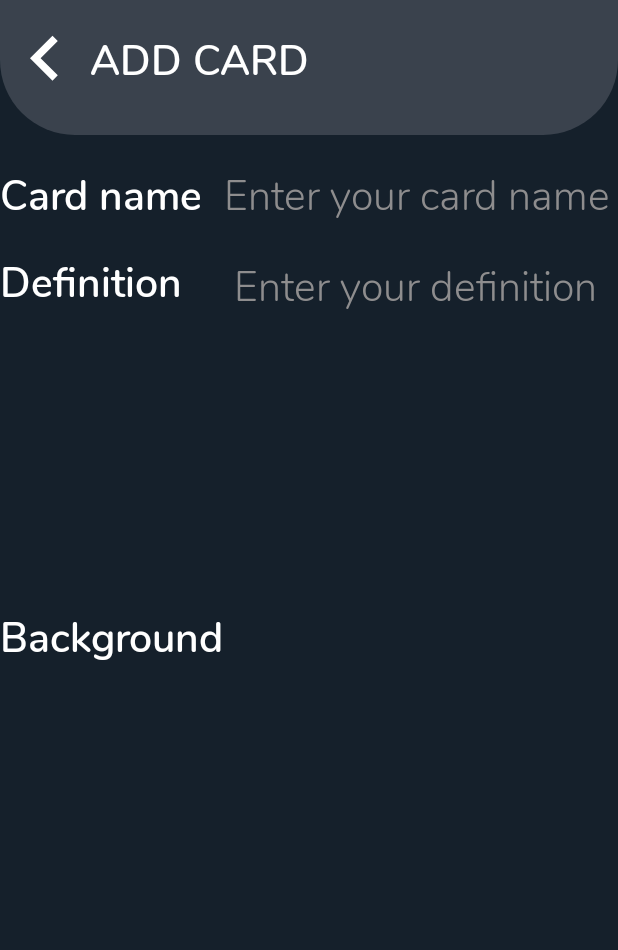
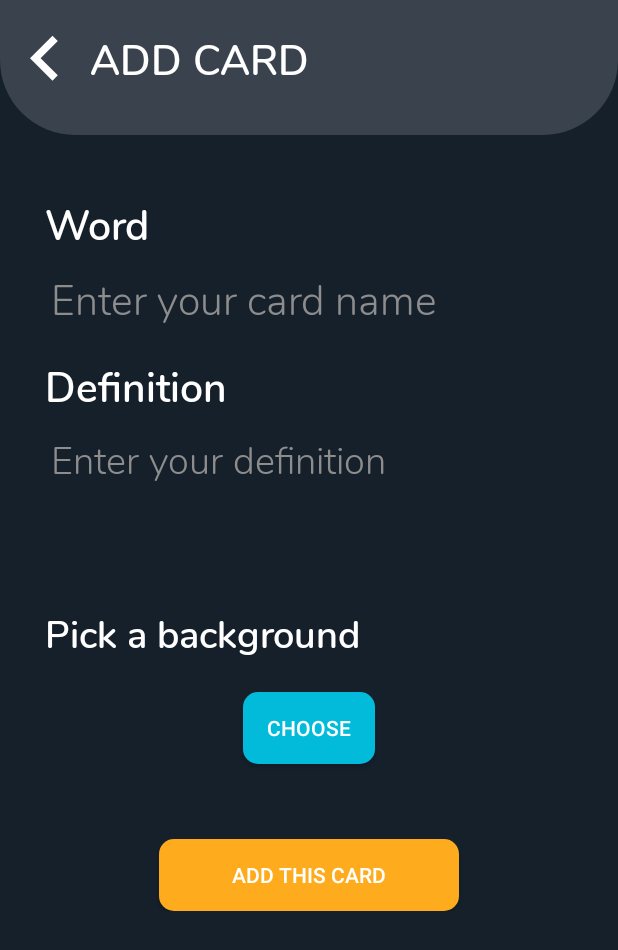
Before and after one commit to ghosthunterk/cardie, an Android app: the AddCard screen opened directly, with no data from a screen before it, on a phone screen of 412 x 824 dp. Shown: the top 950 px of the screen. Run offline under Robolectric (Android 15) with nearby library versions, the phone set to English and light mode, and no system bars; 1 statement that could not run was skipped.

Commit message:
add "Add Card" feature

```diff
--- a/Cardie/app/src/main/java/com/example/cardie/AddCard.java
+++ b/Cardie/app/src/main/java/com/example/cardie/AddCard.java
@@ -2,13 +2,66 @@ package com.example.cardie;
 
 import androidx.appcompat.app.AppCompatActivity;
 
+import android.content.Intent;
 import android.os.Bundle;
+import android.view.View;
+import android.widget.Button;
+import android.widget.EditText;
+import android.widget.Toast;
+
+import com.example.cardie.Models.Card;
+import com.example.cardie.RetrofitClient.API;
+import com.example.cardie.RetrofitClient.RetrofitClient;
+
+import java.util.List;
+
+import retrofit2.Call;
+import retrofit2.Callback;
+import retrofit2.Response;
+import retrofit2.Retrofit;
 
 public class AddCard extends AppCompatActivity {
 
+    EditText cardName;
+    EditText cardDescription;
+    Button addBtn;
     @Override
     protected void onCreate(Bundle savedInstanceState) {
         super.onCreate(savedInstanceState);
         setContentView(R.layout.activity_add_card);
+        cardName = findViewById(R.id.add_card_name);
+        cardDescription = findViewById(R.id.add_card_definition);
+        addBtn = findViewById(R.id.addBtn);
+        Intent intent = this.getIntent();
+        final String ParentSet = intent.getExtras().getString("SetName");
+        addBtn.setOnClickListener(new View.OnClickListener() {
+            @Override
+            public void onClick(View v) {
+                Card newCard = new Card(null,
+                        cardName.getText().toString(),
+                        cardDescription.getText().toString(),
+                        ParentSet,"");
+                Toast.makeText(AddCard.this,newCard.getCardWord(),Toast.LENGTH_SHORT).show();
+                addCardToDatabase(newCard);
+            }
+        });
+    }
+
+    private void addCardToDatabase(Card newCard) {
+
+        Retrofit retrofit = RetrofitClient.getInstance();
+        API api = retrofit.create(API.class);
+        Call<Card> call = api.addCard(newCard.getCardWord(),newCard.getCardDefinition(),newCard.getCardImageUrl(),newCard.getCardType());
+        call.enqueue(new Callback<Card>() {
+            @Override
+            public void onResponse(Call<Card> call, Response<Card> response) {
+                Toast.makeText(AddCard.this,"Add Successfully",Toast.LENGTH_SHORT).show();
+            }
+
+            @Override
+            public void onFailure(Call<Card> call, Throwable t) {
+                Toast.makeText(AddCard.this,t.getMessage(),Toast.LENGTH_SHORT).show();
+            }
+        });
     }
 }
--- a/Cardie/app/src/main/java/com/example/cardie/Models/Card.java
+++ b/Cardie/app/src/main/java/com/example/cardie/Models/Card.java
@@ -1,4 +1,6 @@
 package com.example.cardie.Models;
+
+import androidx.annotation.Nullable;
 
 import com.google.gson.annotations.SerializedName;
 
@@ -34,14 +36,15 @@ public class Card {
         CardAudio = cardAudio;
         CardType = cardType;
     }
-    public Card(String cardId, String cardWord, String cardType, String cardImageUrl)
+    public Card(@Nullable  String cardId, String cardWord, String cardType, String cardImageUrl)
     {
         CardId = cardId;
         CardWord = cardWord;
         CardType = cardType;
         CardImageUrl = cardImageUrl;
     }
-    public Card(String cardId, String cardWord, String cardDefinition, String cardType, String cardImageUrl)
+
+    public Card(@Nullable String cardId, String cardWord, String cardDefinition, String cardType, String cardImageUrl)
     {
         CardId = cardId;
         CardWord = cardWord;
--- a/Cardie/app/src/main/java/com/example/cardie/RetrofitClient/API.java
+++ b/Cardie/app/src/main/java/com/example/cardie/RetrofitClient/API.java
@@ -8,12 +8,16 @@ import com.example.cardie.Models.CardieSet;
 import java.util.List;
 
 import retrofit2.Call;
+import retrofit2.http.Body;
+import retrofit2.http.Field;
+import retrofit2.http.FormUrlEncoded;
 import retrofit2.http.GET;
+import retrofit2.http.POST;
 import retrofit2.http.Query;
 
 public interface API {
     String BASE_URL = "";
-    String LOCAL_URL = "http://10.22.4.214:3000/";
+    String LOCAL_URL = "http://192.168.0.108:3000/";
     String LOCAL_URL2 ="http://192.168.1.77:3000/";
 
     @GET("/all-card")
@@ -32,7 +36,10 @@ public interface API {
 //    @GET("getData/history?")
 //    Call<List<UserHistory>> getUserHistory(@Query("email") String email);
 
-//    @POST("getData/saveResult")
-////    void saveTest(@Query("email") String email,@Query("Cat") String Cat, @Query("Day") String Day, @Query("Score") int Score);
-//    Call<TestResultDetail> saveTest(@Body TestResultDetail TestResult);
+    @POST("/add-card")
+    Call<Card> addCard(@Body Card newCard);
+
+    @FormUrlEncoded
+    @POST("/add-card")
+    Call<Card> addCard(@Field("Name") String CardName, @Field("Definition") String CardDefinition,@Field("Img") String cardImg, @Field("Type") String CardType);
 }
--- a/Cardie/app/src/main/java/com/example/cardie/SetViewActivity.java
+++ b/Cardie/app/src/main/java/com/example/cardie/SetViewActivity.java
@@ -133,6 +133,7 @@ public class SetViewActivity extends AppCompatActivity {
     }
     public void addcard(){
         Intent intent = new Intent(SetViewActivity.this,AddCard.class);
+        intent.putExtra("SetName",setName.getText());
         startActivity(intent);
     }
 }
--- a/Cardie/app/src/main/res/layout/activity_add_card.xml
+++ b/Cardie/app/src/main/res/layout/activity_add_card.xml
@@ -8,6 +8,7 @@
     android:background="@color/backgroundDark"
     tools:context=".AddCard">
     <ImageView
+        android:id="@+id/navBarImg"
         android:layout_centerHorizontal="true"
         android:layout_marginTop="-60dp"
         android:layout_width="match_parent"
@@ -36,28 +37,26 @@
         </TextView>
     </LinearLayout>
     <LinearLayout
-        android:layout_marginTop="100dp"
-        android:layout_centerHorizontal="true"
-        android:layout_width="wrap_content"
+        android:layout_below="@id/navBarImg"
+        android:layout_marginHorizontal="30dp"
+        android:layout_width="match_parent"
+        android:layout_marginTop="40dp"
         android:layout_height="wrap_content"
         android:orientation="vertical">
         <LinearLayout
-            android:layout_width="wrap_content"
+            android:layout_width="match_parent"
             android:layout_height="wrap_content"
-            android:orientation="horizontal">
+            android:orientation="vertical">
             <TextView
-                android:layout_gravity="center"
                 android:layout_width="wrap_content"
                 android:layout_height="wrap_content"
-                android:text="Card name"
+                android:text="Word"
                 android:fontFamily="@font/nunitosemibold"
                 android:textColor="@color/textWhite"
                 android:textSize="27dp">
             </TextView>
 
             <EditText
-                android:layout_marginLeft="10dp"
-                android:layout_gravity="center"
                 android:id="@+id/add_card_name"
                 android:layout_width="wrap_content"
                 android:layout_height="wrap_content"
@@ -70,9 +69,9 @@
             </EditText>
         </LinearLayout>
         <LinearLayout
-            android:layout_width="wrap_content"
+            android:layout_width="match_parent"
             android:layout_height="wrap_content"
-            android:orientation="horizontal">
+            android:orientation="vertical">
             <TextView
                 android:layout_marginTop="7dp"
                 android:layout_gravity="top"
@@ -89,10 +88,9 @@
                 android:gravity="top|left"
                 android:scrollbars="vertical"
                 android:inputType="textMultiLine"
-                android:lines="6"
-                android:layout_marginLeft="30dp"
+                android:lines="3"
                 android:id="@+id/add_card_definition"
-                android:layout_width="250dp"
+                android:layout_width="match_parent"
                 android:layout_height="wrap_content"
                 android:ems="2000"
                 android:hint="Enter your definition"
@@ -102,21 +100,38 @@
                 android:textColorHint="@color/textGrey"
                 android:backgroundTint="#00FFFFFF"
                 android:fontFamily="@font/nunitolight"
-                android:textSize="27dp">
+                android:textSize="25dp">
             </EditText>
         </LinearLayout>
         <TextView
             android:layout_width="wrap_content"
             android:layout_height="wrap_content"
-            android:text="Background"
-            android:textSize="27dp"
+            android:text="Pick a background"
+            android:textSize="25dp"
             android:textColor="@color/textWhite"
             android:fontFamily="@font/nunitosemibold">
         </TextView>
-        <androidx.viewpager.widget.ViewPager
+
+        <Button
+            android:layout_marginTop="20dp"
+            android:background="@drawable/card_round_corner_bluelight"
+            android:textColor="@color/backgroundWhite"
             android:layout_gravity="center"
-            android:layout_width="match_parent"
-            android:layout_height="300dp">
-        </androidx.viewpager.widget.ViewPager>
+            android:layout_width="wrap_content"
+            android:layout_height="wrap_content"
+            android:text="Choose">
+        </Button>
+
+        <Button
+            android:id="@+id/addBtn"
+            android:layout_marginTop="50dp"
+            android:background="@drawable/card_round_corner_orange"
+            android:textColor="@color/backgroundWhite"
+            android:layout_gravity="center"
+            android:layout_width="200dp"
+            android:layout_height="wrap_content"
+            android:text="Add this card">
+        </Button>
     </LinearLayout>
+
 </RelativeLayout>
```
